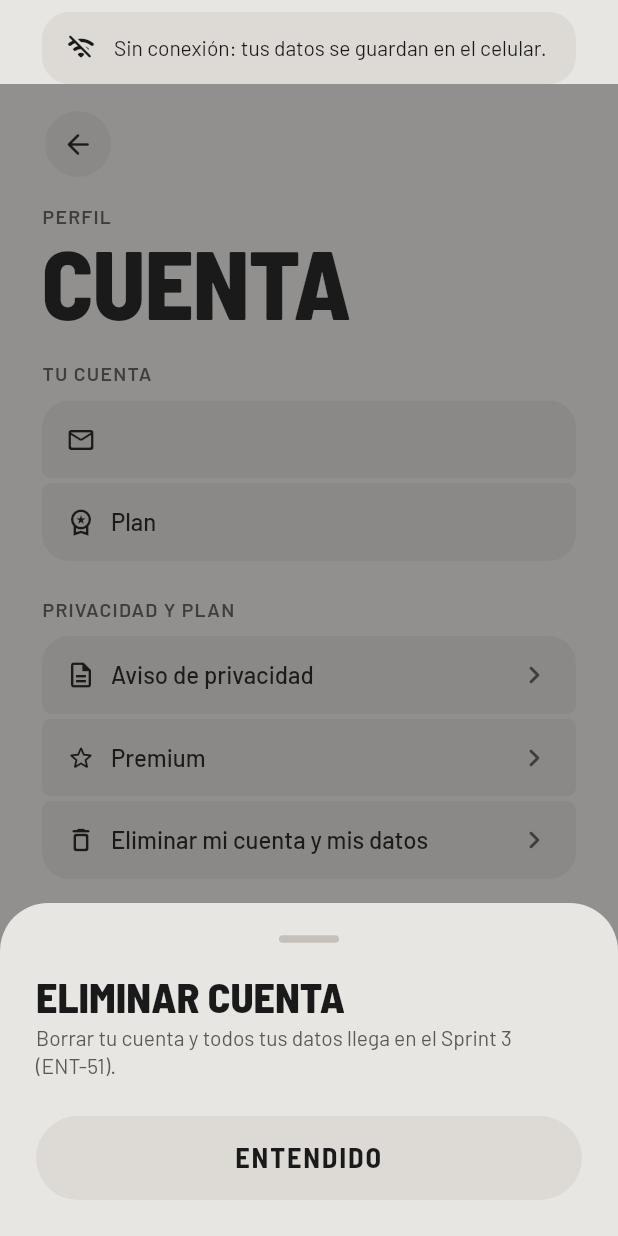
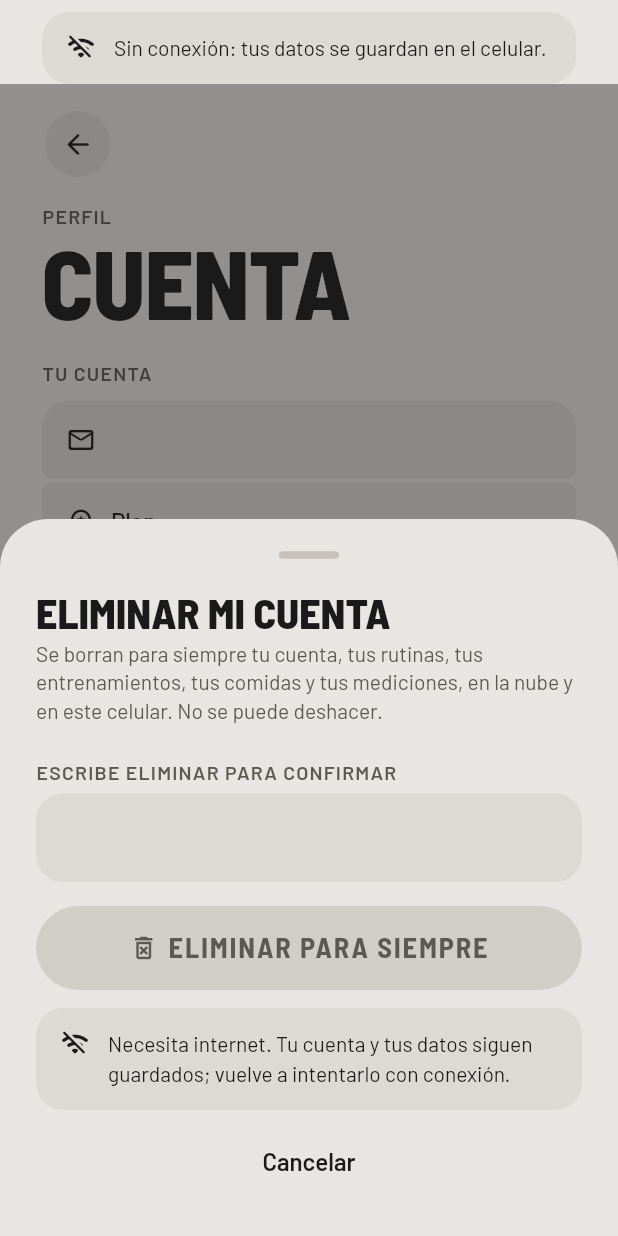
Before and after one commit to entren-ando-itm/entren-ando, a Flutter app: the PantallaCuenta screen opened by its route, after a tap on "Eliminar mi cuenta y mis datos", on a phone screen of 412 x 824 dp. Run offline on Flutter 3.47's test engine with Material 3 defaults, Android fonts, the phone set to English and light mode, and no system bars; our stand-ins replace connectivity_plus, flutter_local_notifications, flutter_riverpod, flutter_secure_storage, go_router, shared_preferences and 3 more; missing offline and left inert: workmanager; accounts and stored records are empty; network calls fail.

Commit message:
ENT-51 Eliminar mi cuenta y mis datos
* Edge Function eliminar-cuenta: borra el usuario de Auth con la llave de servicio; la cascada borra todo.
* La app pide escribir ELIMINAR, necesita internet y solo si la nube responde bien borra la base local, su llave, las marcas y la sesión.
* El demo no se puede eliminar.

Co-Authored-By: Claude Opus 5.5 <noreply@anthropic.com>
Claude-Session: https://claude.ai/code/session_018bbqaAB6LpU1AkpXpyFXNr

```diff
--- a/entren_ando/lib/core/db/llave_cifrado.dart
+++ b/entren_ando/lib/core/db/llave_cifrado.dart
@@ -24,4 +24,8 @@ class LlaveCifrado {
     await _almacen.write(key: _nombre, value: nueva);
     return nueva;
   }
+
+  /// Borra la llave del Keystore (ENT-51, eliminar cuenta). La siguiente vez
+  /// que se abra la base se genera una llave nueva.
+  static Future<void> borrar() => _almacen.delete(key: _nombre);
 }
--- a/entren_ando/lib/features/cuenta/cuenta_repositorio.dart
+++ b/entren_ando/lib/features/cuenta/cuenta_repositorio.dart
@@ -59,6 +59,13 @@ class ValidarCuenta {
 ///
 /// Criterio 4 de ENT-41: si el correo o la contraseña están mal, el mensaje es
 /// el mismo en los dos casos, para no revelar si un correo tiene cuenta.
+/// Palabra que hay que escribir para eliminar la cuenta (ENT-51 criterio 1).
+const String palabraEliminar = 'ELIMINAR';
+
+/// true si el texto confirma el borrado (sin espacios a los lados y sin
+/// importar mayúsculas, porque el teclado del celular las cambia solo).
+bool confirmaEliminar(String? texto) => (texto ?? '').trim().toUpperCase() == palabraEliminar;
+
 class MensajesCuenta {
   MensajesCuenta._();
 
@@ -76,6 +83,10 @@ class MensajesCuenta {
       'Te enviamos un correo para confirmar tu cuenta. Después inicia sesión.';
   static const String correoEnUso = 'No se pudo crear la cuenta con ese correo. Si ya tienes una, inicia sesión.';
   static const String contrasenaDebil = 'Esa contraseña no se puede usar. Prueba con una más larga.';
+  static const String eliminarSinRed =
+      'Necesita internet. Tu cuenta y tus datos siguen guardados; vuelve a intentarlo con conexión.';
+  static const String eliminarDemo = 'El usuario demo no se puede eliminar. Entra con una cuenta de prueba.';
+  static const String eliminarError = 'No se pudo eliminar tu cuenta. No se borró nada; intenta de nuevo.';
   static const String correoInvalido = 'Ese correo no es válido. Revisa que esté bien escrito.';
   static const String demasiadosIntentos =
       'Hiciste muchos intentos seguidos. Espera unos minutos y vuelve a intentar.';
--- a/entren_ando/lib/features/cuenta/pantalla_cuenta.dart
+++ b/entren_ando/lib/features/cuenta/pantalla_cuenta.dart
@@ -2,6 +2,7 @@ import 'package:flutter/material.dart';
 import 'package:flutter_riverpod/flutter_riverpod.dart';
 import 'package:go_router/go_router.dart';
 
+import '../../app.dart';
 import '../../core/conectividad/conectividad.dart';
 import '../../core/db/base_datos.dart';
 import '../../core/db/usuario_actual.dart';
@@ -9,6 +10,7 @@ import '../../core/diseno.dart';
 import '../../core/sync/motor_sync.dart';
 import '../../core/sync/sincronizacion.dart';
 import '../nube/cliente_supabase.dart';
+import 'cuenta_repositorio.dart';
 import 'sesion_cuenta.dart';
 
 /// Nombre del plan del usuario ("Gratuito" o "Premium").
@@ -104,22 +106,6 @@ class _PantallaCuentaState extends ConsumerState<PantallaCuenta> {
     if (mounted) setState(() => _saliendo = false);
   }
 
-  /// Aviso provisional de Eliminar cuenta (ENT-51).
-  Future<void> _muyPronto(String titulo, String detalle) {
-    return mostrarHojaInferior<void>(
-      context: context,
-      constructor: (contexto) => Column(
-        mainAxisSize: MainAxisSize.min,
-        crossAxisAlignment: CrossAxisAlignment.stretch,
-        children: [
-          EncabezadoHoja(titulo: titulo, subtitulo: detalle),
-          const SizedBox(height: Medidas.espacio5),
-          BotonSecundario(texto: 'Entendido', alPresionar: () => Navigator.pop(contexto)),
-        ],
-      ),
-    );
-  }
-
   @override
   Widget build(BuildContext context) {
     final sesion = ref.watch(sesionActualProvider);
@@ -173,9 +159,9 @@ class _PantallaCuentaState extends ConsumerState<PantallaCuenta> {
               FilaAjuste(
                 titulo: 'Eliminar mi cuenta y mis datos',
                 icono: Icons.delete_outline_rounded,
-                alTocar: () => _muyPronto(
-                  'Eliminar cuenta',
-                  'Borrar tu cuenta y todos tus datos llega en el Sprint 3 (ENT-51).',
+                alTocar: () => mostrarHojaInferior<void>(
+                  context: context,
+                  constructor: (contexto) => const HojaEliminarCuenta(),
                 ),
               ),
             ],
@@ -191,3 +177,97 @@ class _PantallaCuentaState extends ConsumerState<PantallaCuenta> {
     );
   }
 }
+
+/// Eliminar mi cuenta y mis datos (ENT-51, derecho de cancelación de la
+/// LFPDPPP). Pide escribir ELIMINAR y necesita internet: sin red no borra nada.
+class HojaEliminarCuenta extends ConsumerStatefulWidget {
+  const HojaEliminarCuenta({super.key});
+
+  @override
+  ConsumerState<HojaEliminarCuenta> createState() => _HojaEliminarCuentaState();
+}
+
+class _HojaEliminarCuentaState extends ConsumerState<HojaEliminarCuenta> {
+  final _confirmacion = TextEditingController();
+  bool _eliminando = false;
+  String? _error;
+
+  @override
+  void dispose() {
+    _confirmacion.dispose();
+    super.dispose();
+  }
+
+  Future<void> _eliminar() async {
+    if (_eliminando || !confirmaEliminar(_confirmacion.text)) return;
+    final contenedor = ProviderScope.containerOf(context, listen: false);
+    setState(() {
+      _eliminando = true;
+      _error = null;
+    });
+    final resultado = await Cuenta.eliminarCuenta();
+    if (resultado.bien) {
+      // La base local ya no existe: las pantallas la vuelven a abrir (nueva).
+      contenedor.invalidate(baseDatosProvider);
+      rutas.go('/registro');
+      return;
+    }
+    if (mounted) {
+      setState(() {
+        _eliminando = false;
+        _error = resultado.error;
+      });
+    }
+  }
+
+  @override
+  Widget build(BuildContext context) {
+    final hayRed = ref.watch(hayRedProvider);
+    final esDemo = ref.watch(sesionActualProvider)?.esDemo ?? false;
+    final confirmado = confirmaEliminar(_confirmacion.text);
+    final error = _error;
+    return Column(
+      mainAxisSize: MainAxisSize.min,
+      crossAxisAlignment: CrossAxisAlignment.stretch,
+      children: [
+        const EncabezadoHoja(
+          titulo: 'Eliminar mi cuenta',
+          subtitulo: 'Se borran para siempre tu cuenta, tus rutinas, tus entrenamientos, tus comidas '
+              'y tus mediciones, en la nube y en este celular. No se puede deshacer.',
+        ),
+        const SizedBox(height: Medidas.espacio5),
+        if (esDemo)
+          const Aviso(MensajesCuenta.eliminarDemo)
+        else ...[
+          CampoTexto(
+            etiqueta: 'Escribe $palabraEliminar para confirmar',
+            controlador: _confirmacion,
+            habilitado: !_eliminando,
+            accionTeclado: TextInputAction.done,
+            alCambiar: (_) => setState(() {}),
+          ),
+          if (error != null) ...[
+            const SizedBox(height: Medidas.espacio3),
+            Aviso(error, icono: Icons.error_outline_rounded),
+          ],
+          const SizedBox(height: Medidas.espacio4),
+          BotonSecundario(
+            texto: _eliminando ? 'Eliminando…' : 'Eliminar para siempre',
+            icono: Icons.delete_forever_outlined,
+            alPresionar: hayRed && confirmado && !_eliminando ? _eliminar : null,
+          ),
+          if (!hayRed) ...[
+            const SizedBox(height: Medidas.espacio3),
+            const Aviso.sinRed(MensajesCuenta.eliminarSinRed),
+          ],
+        ],
+        const SizedBox(height: Medidas.espacio2),
+        BotonTexto(
+          texto: 'Cancelar',
+          anchoCompleto: true,
+          alPresionar: _eliminando ? null : () => Navigator.pop(context),
+        ),
+      ],
+    );
+  }
+}
```
Also changed, not shown: entren_ando/lib/core/db/base_datos.dart (+11 -0 lines), entren_ando/lib/core/sync/marcas_sync.dart (+8 -0 lines), entren_ando/lib/features/cuenta/sesion_cuenta.dart (+49 -0 lines), 4 other files.
